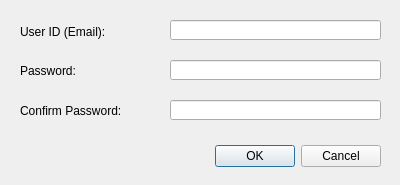
WizTeam/WizQTClient, file src/ui/wizcreateaccountdialog.ui: the form before one commit.
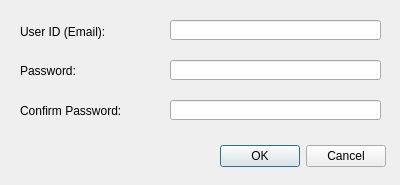
The form after the commit.

Diff of the .ui file:
```diff
--- a/src/ui/wizcreateaccountdialog.ui
+++ b/src/ui/wizcreateaccountdialog.ui
@@ -100,7 +100,7 @@
   <widget class="QDialogButtonBox" name="buttonBox">
    <property name="geometry">
     <rect>
-     <x>40</x>
+     <x>45</x>
      <y>140</y>
      <width>341</width>
      <height>32</height>
```
